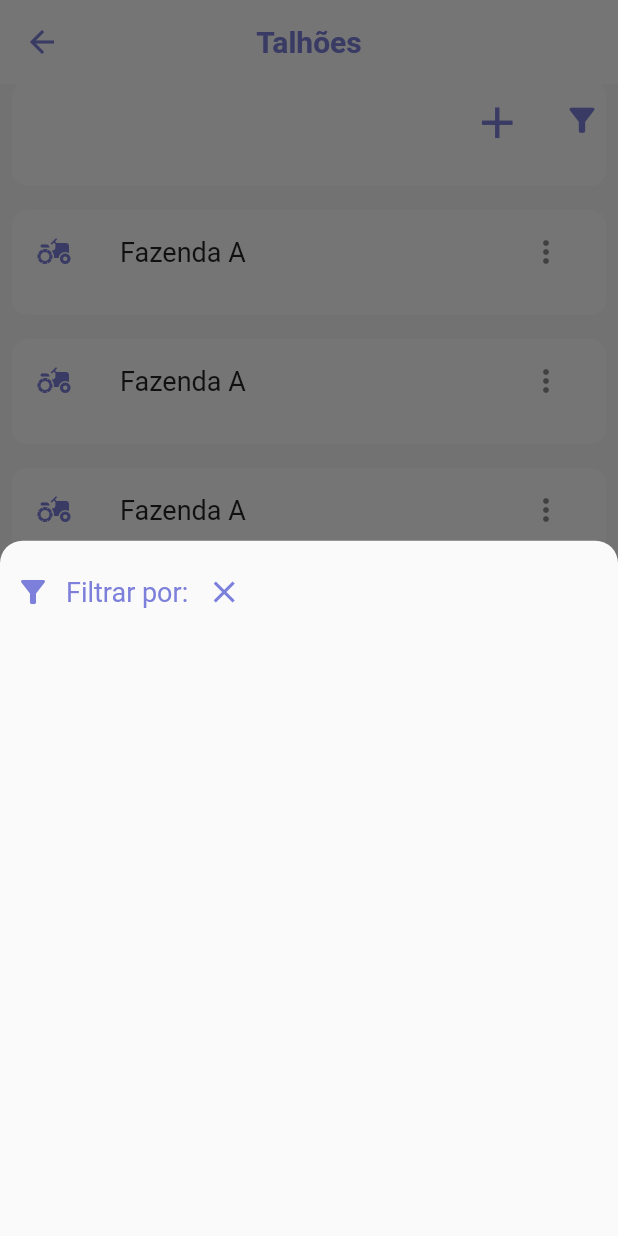
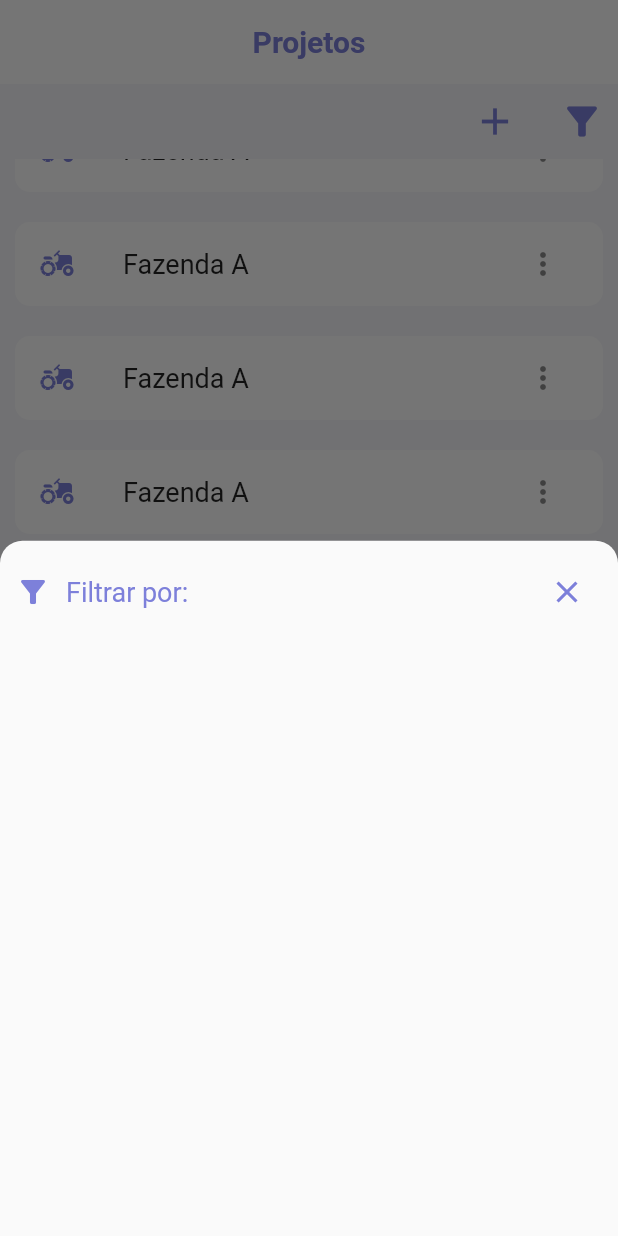
Before and after one commit to carloshenrique-dev/widgets, a Flutter app: the screen it shows after launch, scrolled down 576 dp, after a tap on the "filter alt" icon, on a phone screen of 412 x 824 dp. Run offline on Flutter 3.47's test engine with Material 2 defaults, Android fonts, the phone set to English and light mode, and no system bars; our stand-ins replace auto_size_text, flutter_modular; missing offline and left inert: validatorless.

Commit message:
updates and fixes

```diff
--- a/lib/app/app_module.dart
+++ b/lib/app/app_module.dart
@@ -1,6 +1,6 @@
 import 'package:flutter_modular/flutter_modular.dart';
+import 'package:widgets/app/modules/fields/fields_module.dart';
 import 'package:widgets/app/modules/welcome/welcome_module.dart';
-import 'modules/fields/fields_module.dart';
 import 'modules/login/login_module.dart';
 import 'modules/otp/otp_module.dart';
 import 'modules/splash/splash_page.dart';
@@ -11,10 +11,10 @@ class AppModule extends Module {
 
   @override
   List<ModularRoute> get routes => [
-        ChildRoute('/splash/', child: (context, args) => const SplashPage()),
+        ChildRoute('/', child: (context, args) => const SplashPage()),
         ModuleRoute('/otp/', module: OtpModule()),
         ModuleRoute('/initial/', module: WelcomeModule()),
         ModuleRoute('/login/', module: LoginModule()),
-        ModuleRoute('/', module: FieldsModule()),
+        ModuleRoute('/fields/', module: FieldsModule()),
       ];
 }
--- a/lib/app/core/ui/themes/app_colors.dart
+++ b/lib/app/core/ui/themes/app_colors.dart
@@ -4,5 +4,5 @@ class AppColors {
   static const Color purpleBlue = Color(0xFF7D80DA);
   static const Color green = Color(0xFF8DC63F);
   static const Color white = Color(0xFFFFFFFF);
-  static const Color backgroudColor = Color(0xF7F7F7FA);
+  static const Color iceWhite = Color(0xFFF7F7FA);
 }
--- a/lib/app/core/ui/themes/app_ui.dart
+++ b/lib/app/core/ui/themes/app_ui.dart
@@ -6,8 +6,8 @@ class AppUI {
   AppUI._();
 
   static final ThemeData themeData = ThemeData(
-    backgroundColor: AppColors.white,
-    scaffoldBackgroundColor: AppColors.backgroudColor,
+    backgroundColor: AppColors.iceWhite,
+    scaffoldBackgroundColor: AppColors.iceWhite,
     appBarTheme: const AppBarTheme(
       elevation: 0,
       centerTitle: true,
--- a/lib/app/core/ui/widgets/filter_bottom_sheet.dart
+++ b/lib/app/core/ui/widgets/filter_bottom_sheet.dart
@@ -16,6 +16,7 @@ class _FilterBottomSheetState extends State<FilterBottomSheet> {
 
   @override
   Widget build(BuildContext context) {
+    Size size = MediaQuery.of(context).size;
     return IconButton(
       onPressed: () {
         showModalBottomSheet(
@@ -29,20 +30,25 @@ class _FilterBottomSheetState extends State<FilterBottomSheet> {
                   child: Column(
                     children: <Widget>[
                       Row(
+                        mainAxisAlignment: MainAxisAlignment.spaceBetween,
                         children: <Widget>[
-                          const Icon(
+                          Row(
+                            children: const [
+                              Icon(
                                 Icons.filter_alt,
                                 color: AppColors.purpleBlue,
                               ),
-                          const SizedBox(
+                              SizedBox(
                                 width: 10,
                               ),
-                          const Text(
+                              Text(
                                 'Filtrar por:',
                                 style: TextStyle(
                                   color: AppColors.purpleBlue,
                                   fontSize: 18,
                                 ),
+                              ),
+                            ],
                           ),
                           IconButton(
                             onPressed: () => Navigator.of(context).pop(),
@@ -68,7 +74,7 @@ class _FilterBottomSheetState extends State<FilterBottomSheet> {
       icon: const Icon(
         Icons.filter_alt,
         color: AppColors.purpleBlue,
-        size: 25.0,
+        size: 30,
       ),
     );
   }
--- a/lib/app/modules/fields/fields_module.dart
+++ b/lib/app/modules/fields/fields_module.dart
@@ -1,5 +1,5 @@
 import 'package:flutter_modular/flutter_modular.dart';
-import 'fields_page.dart';
+import 'package:widgets/app/modules/fields/fields_page.dart';
 
 class FieldsModule extends Module {
   @override
@@ -9,5 +9,5 @@ class FieldsModule extends Module {
 
   @override
   List<ModularRoute> get routes =>
-    [ChildRoute('/', child:(context, args) => const FieldsPage())];
+      [ChildRoute('/', child: (context, args) => const FieldsPage())];
 }
--- a/lib/app/modules/fields/fields_page.dart
+++ b/lib/app/modules/fields/fields_page.dart
@@ -1,6 +1,7 @@
 import 'package:flutter/material.dart';
 import 'package:widgets/app/core/ui/themes/app_colors.dart';
-import 'package:widgets/app/modules/fields/widgets/header_widget.dart';
+
+import 'widgets/header_widget.dart';
 
 class FieldsPage extends StatefulWidget {
   const FieldsPage({Key? key}) : super(key: key);
@@ -18,34 +19,34 @@ class _FieldsPageState extends State<FieldsPage> {
 
   @override
   Widget build(BuildContext context) {
+    Size size = MediaQuery.of(context).size;
     return Scaffold(
-      appBar: AppBar(
-        title: const Text("Talhões"),
-        leading: IconButton(
-          onPressed: () => Navigator.of(context).pop(),
-          icon: const Icon(
-            Icons.arrow_back,
-            color: AppColors.purpleBlue,
-          ),
-        ),
-      ),
+      appBar: AppBar(title: const Text('Projetos')),
       body: SafeArea(
-        child: CustomScrollView(slivers: [
+        child: CustomScrollView(
+          slivers: [
             SliverPersistentHeader(
               pinned: true,
               delegate: HeaderWidget(),
             ),
             SliverList(
-            delegate: SliverChildListDelegate([
-              SizedBox(
-                height: 300,
-                child: ListView.builder(
-                  itemCount: 60,
-                  itemBuilder: ((context, index) {
-                    return Padding(
-                      padding: const EdgeInsets.all(8.0),
-                      child: SizedBox(
-                        height: 70,
+              delegate: SliverChildListDelegate(
+                generateListTile(size),
+              ),
+            ),
+          ],
+        ),
+      ),
+    );
+  }
+
+  List<Widget> generateListTile(Size size) {
+    return List<Container>.generate(
+      60,
+      (index) {
+        return Container(
+          padding: const EdgeInsets.all(10),
+          width: size.width * .14,
           child: ListTile(
             shape: const RoundedRectangleBorder(
               borderRadius: BorderRadius.all(Radius.circular(10)),
@@ -66,16 +67,8 @@ class _FieldsPageState extends State<FieldsPage> {
               onPressed: () {},
             ),
           ),
-                        ),
         );
-                    }
-                    )
-                  ),
-                ),
-            ],),
-          ),
-        ]),
-      ),
+      },
     );
   }
 }
--- a/lib/app/modules/fields/widgets/header_widget.dart
+++ b/lib/app/modules/fields/widgets/header_widget.dart
@@ -1,15 +1,17 @@
 import 'package:flutter/material.dart';
-
-import '../../../core/ui/themes/app_colors.dart';
-import '../../../core/ui/widgets/filter_bottom_sheet.dart';
+import 'package:widgets/app/core/ui/themes/app_colors.dart';
+import 'package:widgets/app/core/ui/widgets/filter_bottom_sheet.dart';
 
 class HeaderWidget extends SliverPersistentHeaderDelegate {
   @override
   Widget build(
-    BuildContext context, double shrinkOffset, bool overlapsContent) {
-      return LayoutBuilder(
-        builder: (context, constraints){
-          return Row(
+      BuildContext context, double shrinkOffset, bool overlapsContent) {
+    return LayoutBuilder(
+      builder: (context, constraints) {
+        return Container(
+          color: AppColors.iceWhite,
+          height: constraints.maxHeight,
+          child: Row(
             mainAxisAlignment: MainAxisAlignment.end,
             children: <Widget>[
               IconButton(
@@ -17,7 +19,7 @@ class HeaderWidget extends SliverPersistentHeaderDelegate {
                 icon: const Icon(
                   Icons.add,
                   color: AppColors.purpleBlue,
-                  size: 35.0,
+                  size: 30,
                 ),
               ),
               const SizedBox(
@@ -25,10 +27,12 @@ class HeaderWidget extends SliverPersistentHeaderDelegate {
               ),
               const FilterBottomSheet(),
             ],
+          ),
         );
       },
     );
   }
+
   @override
   double get maxExtent => 50;
 
--- a/lib/app/modules/splash/splash_page.dart
+++ b/lib/app/modules/splash/splash_page.dart
@@ -14,7 +14,7 @@ class _SplashPageState extends State<SplashPage> {
     super.initState();
     Future.delayed(
       const Duration(seconds: 2),
-      () => Modular.to.navigate('/otp/'),
+      () => Modular.to.navigate('/fields/'),
     );
   }
 
```
Also changed, not shown: lib/app/modules/login/login_page.dart (+7 -7 lines), lib/app/modules/otp/otp_page.dart (+37 -42 lines). Lines whose indentation alone changed are shown as unchanged.
